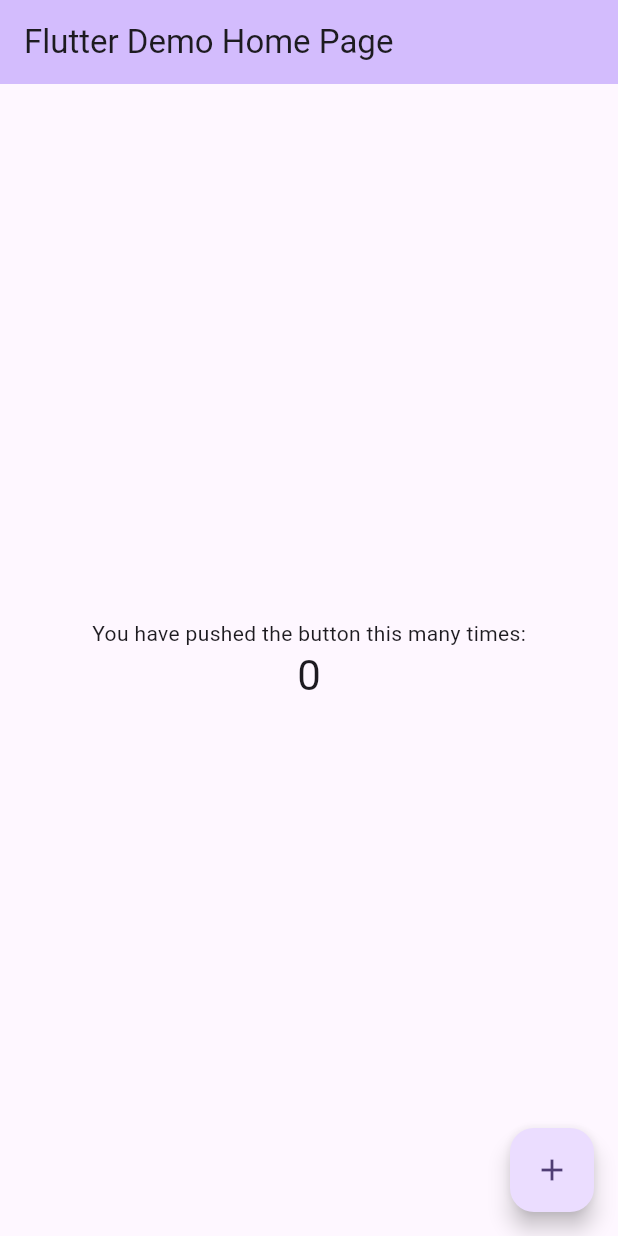
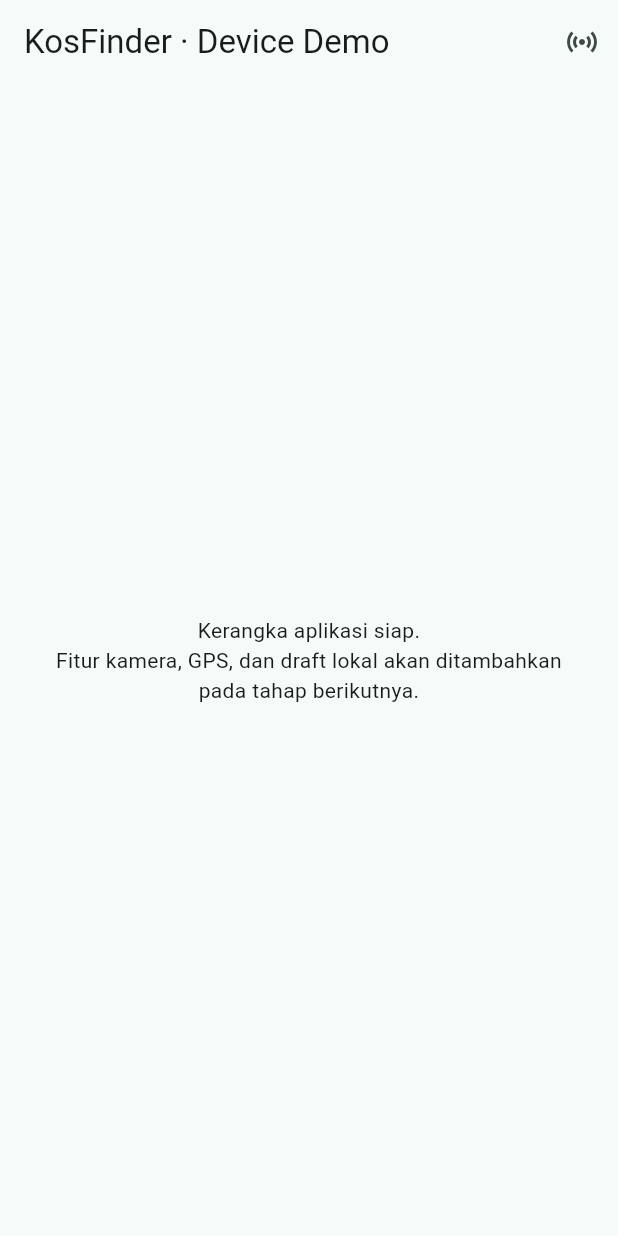
Before and after one commit to shiroKaraa/kosfinder_device_demo, a Flutter app: the screen it shows after launch, on a phone screen of 412 x 824 dp. Run offline on Flutter 3.47's test engine with Material 3 defaults, Android fonts, the phone set to English and light mode, and no system bars; our stand-ins replace supabase_flutter; accounts and stored records are empty.

Commit message:
feat: setup dependency, struktur folder, dan kerangka aplikasi

```diff
--- a/lib/main.dart
+++ b/lib/main.dart
@@ -1,122 +1,34 @@
 import 'package:flutter/material.dart';
+import 'package:supabase_flutter/supabase_flutter.dart';
 
-void main() {
-  runApp(const MyApp());
+import 'cloud_config.dart';
+import 'pages/device_demo_page.dart';
+
+Future<void> main() async {
+  WidgetsFlutterBinding.ensureInitialized();
+
+  // Mode lokal dapat berjalan tanpa project / akun Supabase.
+  if (CloudConfig.enabled) {
+    await Supabase.initialize(
+      url: CloudConfig.url,
+      anonKey: CloudConfig.publishableKey,
+    );
+  }
+
+  runApp(const KosFinderDeviceApp());
 }
 
-class MyApp extends StatelessWidget {
-  const MyApp({super.key});
-
-  // This widget is the root of your application.
-  @override
-  Widget build(BuildContext context) {
-    return MaterialApp(
-      title: 'Flutter Demo',
-      theme: ThemeData(
-        // This is the theme of your application.
-        //
-        // TRY THIS: Try running your application with "flutter run". You'll see
-        // the application has a purple toolbar. Then, without quitting the app,
-        // try changing the seedColor in the colorScheme below to Colors.green
-        // and then invoke "hot reload" (save your changes or press the "hot
-        // reload" button in a Flutter-supported IDE, or press "r" if you used
-        // the command line to start the app).
-        //
-        // Notice that the counter didn't reset back to zero; the application
-        // state is not lost during the reload. To reset the state, use hot
-        // restart instead.
-        //
-        // This works for code too, not just values: Most code changes can be
-        // tested with just a hot reload.
-        colorScheme: .fromSeed(seedColor: Colors.deepPurple),
-      ),
-      home: const MyHomePage(title: 'Flutter Demo Home Page'),
-    );
-  }
-}
-
-class MyHomePage extends StatefulWidget {
-  const MyHomePage({super.key, required this.title});
-
-  // This widget is the home page of your application. It is stateful, meaning
-  // that it has a State object (defined below) that contains fields that affect
-  // how it looks.
-
-  // This class is the configuration for the state. It holds the values (in this
-  // case the title) provided by the parent (in this case the App widget) and
-  // used by the build method of the State. Fields in a Widget subclass are
-  // always marked "final".
-
-  final String title;
+class KosFinderDeviceApp extends StatelessWidget {
+  const KosFinderDeviceApp({super.key});
 
   @override
-  State<MyHomePage> createState() => _MyHomePageState();
+  Widget build(BuildContext context) => MaterialApp(
+        debugShowCheckedModeBanner: false,
+        title: 'KosFinder - Device Demo',
+        theme: ThemeData(
+          colorSchemeSeed: Colors.teal,
+          useMaterial3: true,
+        ),
+        home: const DeviceDemoPage(),
+      );
 }
-
-class _MyHomePageState extends State<MyHomePage> {
-  int _counter = 0;
-
-  void _incrementCounter() {
-    setState(() {
-      // This call to setState tells the Flutter framework that something has
-      // changed in this State, which causes it to rerun the build method below
-      // so that the display can reflect the updated values. If we changed
-      // _counter without calling setState(), then the build method would not be
-      // called again, and so nothing would appear to happen.
-      _counter++;
-    });
-  }
-
-  @override
-  Widget build(BuildContext context) {
-    // This method is rerun every time setState is called, for instance as done
-    // by the _incrementCounter method above.
-    //
-    // The Flutter framework has been optimized to make rerunning build methods
-    // fast, so that you can just rebuild anything that needs updating rather
-    // than having to individually change instances of widgets.
-    return Scaffold(
-      appBar: AppBar(
-        // TRY THIS: Try changing the color here to a specific color (to
-        // Colors.amber, perhaps?) and trigger a hot reload to see the AppBar
-        // change color while the other colors stay the same.
-        backgroundColor: Theme.of(context).colorScheme.inversePrimary,
-        // Here we take the value from the MyHomePage object that was created by
-        // the App.build method, and use it to set our appbar title.
-        title: Text(widget.title),
-      ),
-      body: Center(
-        // Center is a layout widget. It takes a single child and positions it
-        // in the middle of the parent.
-        child: Column(
-          // Column is also a layout widget. It takes a list of children and
-          // arranges them vertically. By default, it sizes itself to fit its
-          // children horizontally, and tries to be as tall as its parent.
-          //
-          // Column has various properties to control how it sizes itself and
-          // how it positions its children. Here we use mainAxisAlignment to
-          // center the children vertically; the main axis here is the vertical
-          // axis because Columns are vertical (the cross axis would be
-          // horizontal).
-          //
-          // TRY THIS: Invoke "debug painting" (choose the "Toggle Debug Paint"
-          // action in the IDE, or press "p" in the console), to see the
-          // wireframe for each widget.
-          mainAxisAlignment: .center,
-          children: [
-            const Text('You have pushed the button this many times:'),
-            Text(
-              '$_counter',
-              style: Theme.of(context).textTheme.headlineMedium,
-            ),
-          ],
-        ),
-      ),
-      floatingActionButton: FloatingActionButton(
-        onPressed: _incrementCounter,
-        tooltip: 'Increment',
-        child: const Icon(Icons.add),
-      ),
-    );
-  }
-}
--- /dev/null
+++ b/lib/pages/device_demo_page.dart
@@ -0,0 +1,36 @@
+import 'package:flutter/material.dart';
+
+import 'sensor_demo_page.dart';
+
+class DeviceDemoPage extends StatelessWidget {
+  const DeviceDemoPage({super.key});
+
+  @override
+  Widget build(BuildContext context) {
+    return Scaffold(
+      appBar: AppBar(
+        title: const Text('KosFinder · Device Demo'),
+        actions: [
+          IconButton(
+            tooltip: 'Demo sensor',
+            icon: const Icon(Icons.sensors),
+            onPressed: () => Navigator.of(context).push(
+              MaterialPageRoute(builder: (_) => const SensorDemoPage()),
+            ),
+          ),
+        ],
+      ),
+      body: const Center(
+        child: Padding(
+          padding: EdgeInsets.all(24),
+          child: Text(
+            'Kerangka aplikasi siap.\n'
+            'Fitur kamera, GPS, dan draft lokal akan ditambahkan '
+            'pada tahap berikutnya.',
+            textAlign: TextAlign.center,
+          ),
+        ),
+      ),
+    );
+  }
+}
--- /dev/null
+++ b/lib/services/draft_repository.dart
@@ -0,0 +1,3 @@
+class DraftRepository {
+  DraftRepository();
+}
--- a/pubspec.yaml
+++ b/pubspec.yaml
@@ -34,6 +34,12 @@ dependencies:
   # The following adds the Cupertino Icons font to your application.
   # Use with the CupertinoIcons class for iOS style icons.
   cupertino_icons: ^1.0.8
+  image_picker: ^1.2.4
+  geolocator: ^14.1.2
+  path_provider: ^2.1.6
+  shared_preferences: ^2.5.6
+  supabase_flutter: ^2.18.3
+  sensors_plus: ^7.1.1
 
 dev_dependencies:
   flutter_test:
```
Also changed, not shown: lib/cloud_config.dart (added, +9 -0 lines), lib/pages/sensor_demo_page.dart (added, +22 -0 lines), lib/services/device_location_service.dart (added, +14 -0 lines), lib/services/photo_upload_service.dart (added, +11 -0 lines), pubspec.lock, 7 other files.
